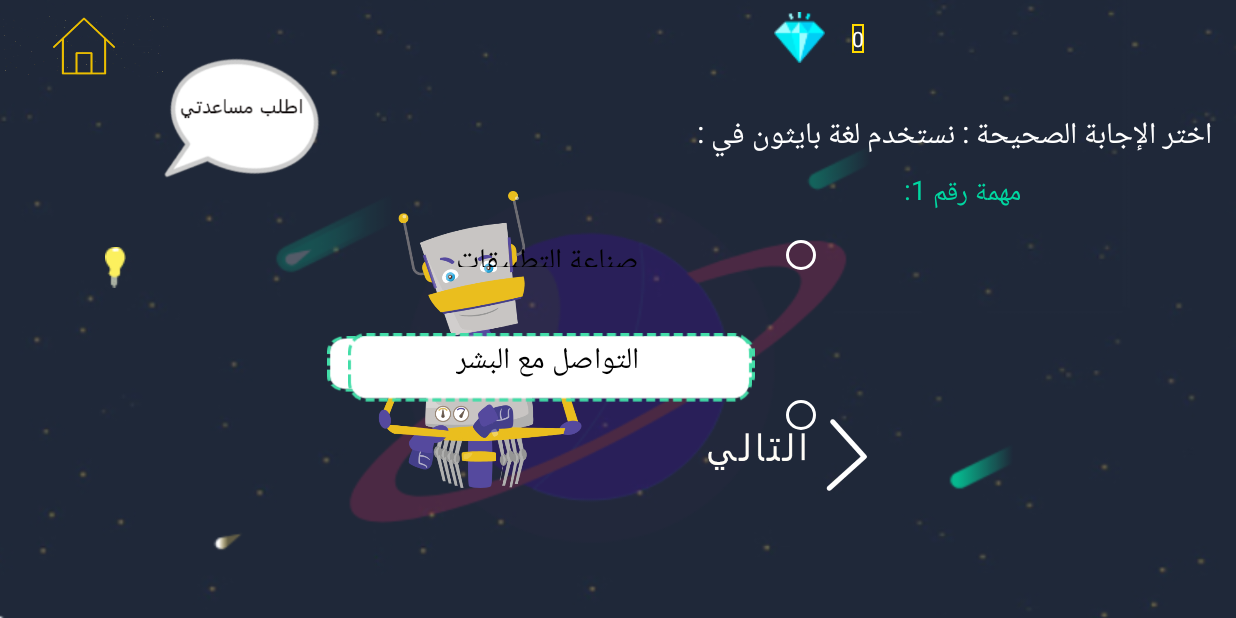
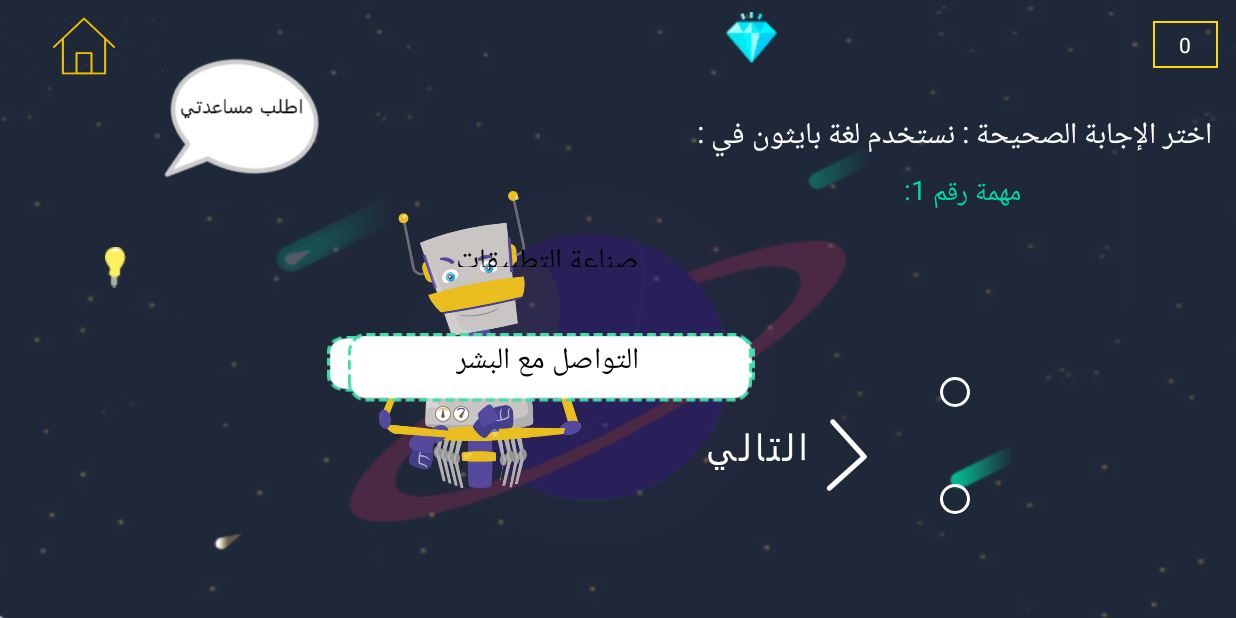
Before and after one commit to letsCodeProject/final_FF, an Android app: the firstlevel_6 screen opened directly, with no data from a screen before it, on a phone screen of 824 x 412 dp (held sideways). Run offline under Robolectric (Android 15) with nearby library versions, the phone set to English and light mode, and no system bars; Roboto replaces fonts that are not available here; 1 statement that could not run was skipped.

Commit message:
REEM WORK

```diff
--- a/app/src/main/java/com/example/a96653/LetsCode/MySQLliteHelper.java
+++ b/app/src/main/java/com/example/a96653/LetsCode/MySQLliteHelper.java
@@ -370,4 +370,5 @@ public class MySQLliteHelper extends SQLiteOpenHelper {
 
 
 
+
 }//END OF CLASS
--- a/app/src/main/java/com/example/a96653/LetsCode/firstlevel_6.java
+++ b/app/src/main/java/com/example/a96653/LetsCode/firstlevel_6.java
@@ -14,12 +14,13 @@ import android.widget.ImageButton;
 import android.widget.ImageView;
 import android.widget.RadioButton;
 import android.widget.Toast;
-
-
+import android.widget.RadioGroup;
+import android.widget.TextView;
 
 // i hate git hub
 public class firstlevel_6 extends AppCompatActivity {
     Dialog myDialog;
+    RadioGroup radioGroup;
     static int res=2;
     MySQLliteHelper mySqliteOpenHelper;
     @Override
@@ -43,6 +44,9 @@ public class firstlevel_6 extends AppCompatActivity {
 
         //  next2
         mySqliteOpenHelper=new MySQLliteHelper(this);
+        //for taking the answer of quesion 1 .
+        TextView textView = (TextView)findViewById(R.id.quiz_score1_1);
+        textView.setText(mySqliteOpenHelper.getChildScore()+"" );
 
         final RadioButton radio1 = ( RadioButton) findViewById(R.id.radio_one);
         final   RadioButton radio2 = ( RadioButton) findViewById(R.id.radio_two);
@@ -50,6 +54,32 @@ public class firstlevel_6 extends AppCompatActivity {
         ImageView choice1=(ImageView)findViewById(R.id.choiceOne);
         ImageView choice2=(ImageView)findViewById(R.id.choiceTwo);
 
+      radioGroup = (RadioGroup) findViewById(R.id.group);
+
+
+        choice1.setOnClickListener( new ImageView.OnClickListener(){
+
+            @Override
+            public void onClick(View v) {
+                radio1.setChecked(true);
+
+            }
+        });
+
+
+        choice2.setOnClickListener( new ImageView.OnClickListener(){
+
+            @Override
+            public void onClick(View v) {
+                radio2.setChecked(true);
+
+
+
+
+            }
+        });
+
+/////end of taking the answer of question 1.
 
 
 
@@ -68,10 +98,29 @@ public class firstlevel_6 extends AppCompatActivity {
                                 editor.putBoolean("firstStart", false);
                                 editor.apply();}
                             updatedata();
+                            check();
+                        }// else ShowPopupSolve();
+                        // openSecondActivity();
+                        int radioId = radioGroup.getCheckedRadioButtonId();
 
-                            check();
-                        } else ShowPopupSolve();
-                        // openSecondActivity();
+                        if(radioId==R.id.radio_one){
+
+
+
+                            mySqliteOpenHelper.UpdateQuestionAnswer(1,1);
+                            // mySqliteOpenHelper.updateChildScore(5);
+                            openSecondActivity();}
+                        if(radioId==R.id.radio_two){
+
+
+                            mySqliteOpenHelper.UpdateQuestionAnswer(1,0);
+
+                            openSecondActivity();}
+
+                        if(radioId==-1)  {
+
+                            ShowPopupSolve(); }
+
                     }
 
                 }
@@ -130,17 +179,6 @@ public class firstlevel_6 extends AppCompatActivity {
 
         }else {  Intent intent= new Intent(getApplicationContext(),firstlevel_7.class);
             startActivity(intent);}
-
-
-
-
-
-
-
-
-
-
-
 
     }
 
--- a/app/src/main/java/com/example/a96653/LetsCode/firstlevel_7.java
+++ b/app/src/main/java/com/example/a96653/LetsCode/firstlevel_7.java
@@ -38,6 +38,10 @@ public class firstlevel_7 extends AppCompatActivity {
     voice voicepluto7;
     @Override
     protected void onCreate(Bundle savedInstanceState) {
+        //TO UPDATE RESULT BOX .
+        TextView textView = (TextView)findViewById(R.id.quiz_score1_2);
+        textView.setText(sqLiteHelper.getChildScore()+"" );
+
         super.onCreate(savedInstanceState);
         setContentView(R.layout.activity_firstlevel_7  );
         //create MediaPLayer to play the voice
--- a/app/src/main/res/layout/activity_firstlevel_6.xml
+++ b/app/src/main/res/layout/activity_firstlevel_6.xml
@@ -25,25 +25,35 @@
 
     <TextView
 
-        android:id="@+id/textView53"
-        android:layout_width="wrap_content"
-        android:layout_height="wrap_content"
-        android:layout_marginStart="568dp"
+        android:id="@+id/quiz_score1_1"
+        android:layout_width="43dp"
+        android:layout_height="31dp"
+        android:layout_alignBottom="@+id/imageView14"
+        android:layout_alignParentStart="true"
+        android:layout_alignParentTop="true"
+        android:layout_marginStart="8dp"
 
-        android:layout_marginTop="16dp"
+        android:layout_marginTop="8dp"
+        android:layout_marginEnd="12dp"
+        android:layout_marginBottom="8dp"
         android:background="@drawable/textviewborder"
         android:gravity="center"
-        android:text="@string/zero"
+
         android:textColor="@android:color/background_light"
-        app:layout_constraintStart_toStartOf="parent"
-        app:layout_constraintTop_toTopOf="parent" />
+        app:layout_constraintBottom_toBottomOf="parent"
+        app:layout_constraintEnd_toEndOf="parent"
+        app:layout_constraintHorizontal_bias="1.0"
+        app:layout_constraintStart_toEndOf="@+id/imageView63"
+        app:layout_constraintTop_toTopOf="parent"
+        app:layout_constraintVertical_bias="0.017" />
+
 
     <ImageView
 
         android:id="@+id/imageView55"
         android:layout_width="wrap_content"
         android:layout_height="wrap_content"
-        android:layout_marginStart="404dp"
+        android:layout_marginStart="372dp"
         android:layout_marginTop="8dp"
         android:src="@drawable/diamond"
         app:layout_constraintStart_toEndOf="@+id/homebtn7"
@@ -93,7 +103,6 @@
         android:layout_marginStart="218dp"
         android:layout_marginTop="224dp"
         android:background="@drawable/choiceshapee"
-        android:onClick="btn2"
         android:scaleType="fitCenter"
         app:layout_constraintEnd_toEndOf="parent"
         app:layout_constraintHorizontal_bias="0.0"
@@ -108,7 +117,6 @@
         android:layout_marginStart="232dp"
         android:layout_marginBottom="144dp"
         android:background="@drawable/choiceshapee"
-        android:onClick="btn1"
         android:scaleType="fitCenter"
         app:layout_constraintBottom_toBottomOf="parent"
         app:layout_constraintStart_toStartOf="parent" />
@@ -167,34 +175,53 @@
 
 
 
+
+
+
+    <RadioGroup
+        android:id="@+id/group"
+        android:layout_width="125dp"
+        android:layout_height="138dp"
+        android:layout_alignParentStart="true"
+        android:layout_alignParentEnd="true"
+        android:layout_alignParentBottom="true"
+        android:layout_marginStart="550dp"
+        android:layout_marginEnd="8dp"
+        android:layout_marginBottom="48dp"
+        app:layout_constraintBottom_toBottomOf="parent"
+        app:layout_constraintEnd_toEndOf="parent"
+        app:layout_constraintStart_toStartOf="parent">
+
         <RadioButton
             android:id="@+id/radio_one"
-            android:layout_width="wrap_content"
-            android:layout_height="wrap_content"
-
-            android:layout_marginStart="518dp"
-            android:layout_marginTop="154dp"
+            android:layout_width="match_parent"
+            android:layout_height="71dp"
+            android:layout_alignParentEnd="true"
+            android:layout_alignParentBottom="true"
             android:backgroundTint="@color/white"
             android:buttonTint="@color/white"
+
             android:shadowColor="@color/white"
-            app:layout_constraintStart_toStartOf="parent"
-            app:layout_constraintTop_toTopOf="parent" />
+            android:textColorHint="@color/light_font" />
+
 
         <RadioButton
             android:id="@+id/radio_two"
-            android:layout_width="wrap_content"
-            android:layout_height="wrap_content"
-            android:layout_marginStart="518dp"
-            android:layout_marginTop="222dp"
 
-            android:layout_marginBottom="81dp"
+            android:layout_width="match_parent"
+            android:layout_height="71dp"
+            android:layout_alignParentEnd="true"
+            android:layout_alignParentBottom="true"
             android:backgroundTint="@color/white"
+
+
             android:buttonTint="@color/white"
             android:shadowColor="@color/white"
-            android:textColorHint="@color/light_font"
             app:layout_constraintBottom_toBottomOf="parent"
-            app:layout_constraintStart_toStartOf="parent"
-            app:layout_constraintTop_toTopOf="parent" />
+            app:layout_constraintStart_toStartOf="parent" />
+
+
+    </RadioGroup>
 
 
 
--- a/app/src/main/res/layout/activity_firstlevel_7.xml
+++ b/app/src/main/res/layout/activity_firstlevel_7.xml
@@ -28,19 +28,20 @@
         app:layout_constraintVertical_bias="0.0" />
     <TextView
 
+        android:id="@+id/quiz_score1_2"
         android:layout_width="43dp"
         android:layout_height="31dp"
         android:layout_alignBottom="@+id/imageView14"
         android:layout_alignParentStart="true"
         android:layout_alignParentTop="true"
         android:layout_marginStart="8dp"
+
         android:layout_marginTop="8dp"
-
         android:layout_marginEnd="8dp"
         android:layout_marginBottom="8dp"
         android:background="@drawable/textviewborder"
         android:gravity="center"
-        android:text="@string/zero"
+
         android:textColor="@android:color/background_light"
         app:layout_constraintBottom_toBottomOf="parent"
         app:layout_constraintEnd_toEndOf="parent"
@@ -48,6 +49,7 @@
         app:layout_constraintStart_toEndOf="@+id/imageView63"
         app:layout_constraintTop_toTopOf="parent"
         app:layout_constraintVertical_bias="0.0" />
+
 
 
 
```
Also changed, not shown: app/src/main/java/com/example/a96653/LetsCode/firstlevel_resultsheet.java (+9 -3 lines), app/src/main/res/layout/activity_firstlevel_1.xml (+9 -14 lines), app/src/main/res/layout/activity_firstlevel_3.xml (+18 -20 lines), app/src/main/res/layout/activity_firstlevel_resultsheet.xml (+11 -14 lines), app/src/main/res/layout/activity_main.xml (+39 -0 lines), app/src/main/res/drawable/labebonearth.png (added).
